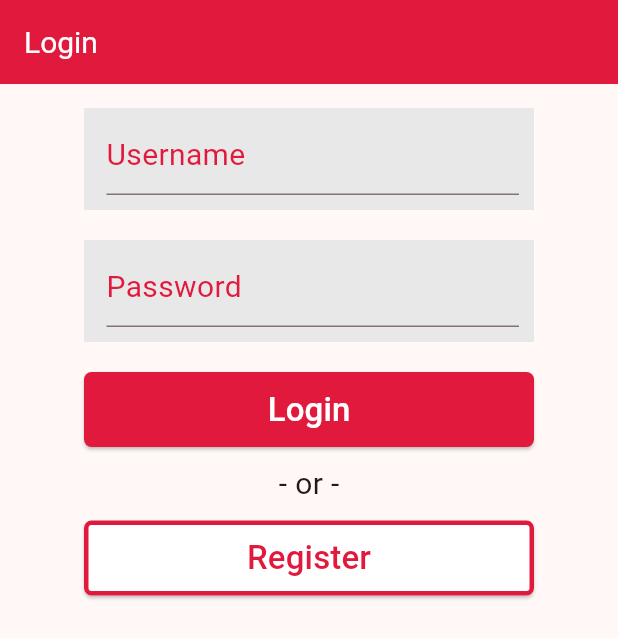
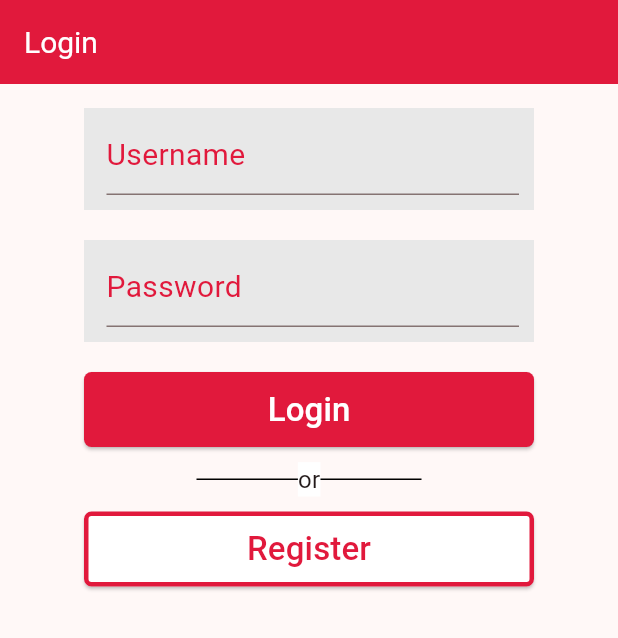
Before and after one commit to foivz/pop-app-flutter, a Flutter app: the screen it shows after launch, on a phone screen of 412 x 824 dp. Shown: the top 638 px of the screen. Run offline on Flutter 3.47's test engine with Material 2 defaults, Android fonts, the phone set to English and light mode, and no system bars.

Commit message:
Add "- or -" divider between buttons.
#2

```diff
--- a/lib/login_screen/login.dart
+++ b/lib/login_screen/login.dart
@@ -151,7 +151,28 @@ class _LoginHomepageState extends State<LoginHomepage> {
                   ),
                 ),
                 const SizedBox(height: MyConstants.formInputSpacer / 2),
-                const Center(child: Text("- or -", style: TextStyle(fontSize: 20))),
+                Stack(
+                  alignment: Alignment.center,
+                  children: [
+                    Container(
+                      width: MyConstants.textFieldWidth / 2,
+                      height: 1,
+                      decoration: const BoxDecoration(
+                        color: Colors.black,
+                      ),
+                    ),
+                    const Center(
+                      child: Text(
+                        'or',
+                        style: TextStyle(
+                          backgroundColor: Colors.white,
+                          fontSize: 16,
+                        ),
+                      ),
+                    ),
+                  ],
+                ),
+
                 const SizedBox(height: MyConstants.formInputSpacer / 2),
                 ElevatedButton(
                   style: ButtonStyle(
```
